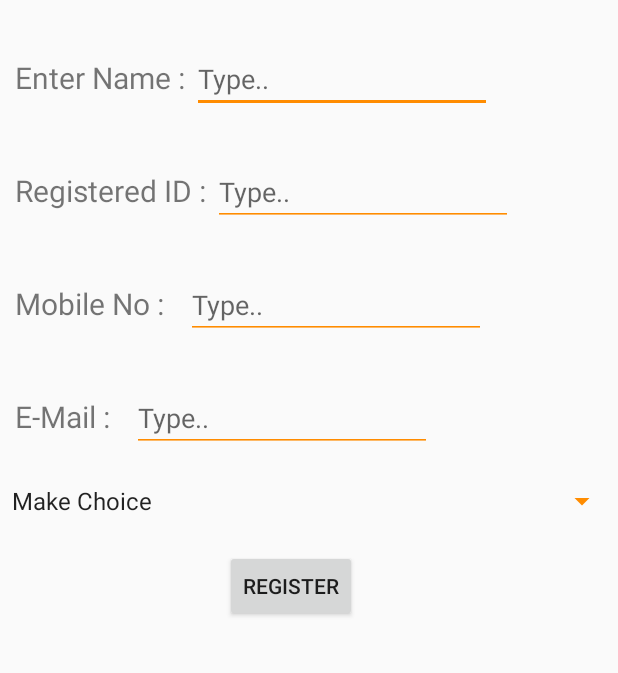
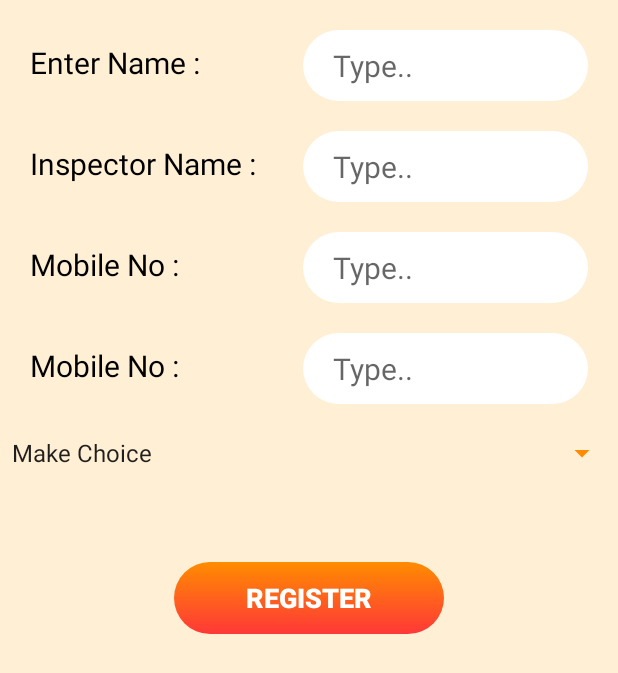
Before and after one commit to 1ezio/Hirmi_android_client, an Android app: the User_regis screen opened directly, with no data from a screen before it, on a phone screen of 412 x 824 dp. Shown: the top 673 px of the screen. Run offline under Robolectric (Android 15) with nearby library versions, the phone set to English and light mode, and no system bars; our stand-ins replace Firebase (no records; nobody signed in at launch, a user with empty details on screens opened directly).

Commit message:
UI Design

```diff
--- /dev/null
+++ b/app/src/main/res/drawable/button_design.xml
@@ -0,0 +1,13 @@
+<?xml version="1.0" encoding="utf-8"?>
+<shape xmlns:android="http://schemas.android.com/apk/res/android">
+    <solid android:color="@color/colorPrimaryDark"/>
+    <corners android:radius="30dp"/>
+    <gradient android:startColor="@color/colorPrimaryDark"
+            android:endColor="#C6FF030B"
+        android:angle="-45"/>
+    <padding
+        android:bottom="10dp"
+        android:left="10dp"
+        android:right="10dp"
+        android:top="10dp" />
+</shape>
--- a/app/src/main/res/layout/activity_user_regis.xml
+++ b/app/src/main/res/layout/activity_user_regis.xml
@@ -1,131 +1,127 @@
 <?xml version="1.0" encoding="utf-8"?>
 <LinearLayout xmlns:android="http://schemas.android.com/apk/res/android"
-    xmlns:app="http://schemas.android.com/apk/res-auto"
     xmlns:tools="http://schemas.android.com/tools"
     android:layout_width="match_parent"
+    android:layout_height="match_parent"
+    android:background="@drawable/gradient"
     android:orientation="vertical"
-    android:layout_height="match_parent"
     tools:context=".User_regis">
-<LinearLayout
+
+    <RelativeLayout
         android:layout_width="match_parent"
-    android:layout_marginTop="20dp"
-    android:layout_height="wrap_content">
+        android:layout_height="wrap_content"
+        android:layout_marginTop="20dp">
 
         <TextView
 
             android:layout_width="wrap_content"
             android:layout_height="wrap_content"
+            android:layout_marginLeft="20dp"
+            android:layout_marginTop="8dp"
             android:text="Enter Name : "
-        android:textSize="20dp"
-        android:layout_marginLeft="10dp"
-        android:layout_marginTop="10dp"/>
+            android:textColor="#000"
+            android:textSize="20sp" />
 
         <EditText
             android:id="@+id/name_id"
-        android:layout_width="200dp"
+            android:layout_width="190dp"
             android:layout_height="wrap_content"
+            android:layout_alignParentRight="true"
+            android:layout_marginRight="20sp"
+            android:background="@drawable/round_corner"
             android:hint="Type.."
-        android:layout_marginTop="10dp"/>
-
-
-
-</LinearLayout>
-    <LinearLayout
-        android:layout_width="match_parent"
-        android:layout_marginTop="20dp"
-        android:layout_height="wrap_content">
+            android:paddingHorizontal="20dp"
+            android:textSize="20sp" />
 
         <TextView
             android:layout_width="wrap_content"
             android:layout_height="wrap_content"
-            android:text="Registered ID : "
-            android:textSize="20dp"
-            android:layout_marginLeft="10dp"
-            android:layout_marginTop="10dp"/>
+            android:layout_below="@+id/name_id"
+            android:layout_marginLeft="20dp"
+            android:layout_marginTop="28dp"
+            android:text="Inspector Name : "
+            android:textColor="#000"
+            android:textSize="20sp" />
 
         <EditText
             android:id="@+id/reg_id"
-            android:layout_width="200dp"
+            android:layout_width="190dp"
             android:layout_height="wrap_content"
+            android:layout_below="@id/name_id"
+            android:layout_alignParentRight="true"
+            android:layout_marginTop="20dp"
+            android:layout_marginRight="20dp"
+            android:background="@drawable/round_corner"
             android:hint="Type.."
-            android:layout_marginTop="10dp"/>
-
-
-
-    </LinearLayout>
-    <LinearLayout
-        android:layout_width="match_parent"
-        android:layout_marginTop="20dp"
-        android:layout_height="wrap_content">
+            android:paddingHorizontal="20dp"
+            android:textSize="20sp" />
 
         <TextView
             android:layout_width="wrap_content"
             android:layout_height="wrap_content"
+            android:layout_below="@+id/reg_id"
+            android:layout_marginLeft="20dp"
+            android:layout_marginTop="28dp"
             android:text="Mobile No : "
-            android:textSize="20dp"
-
-            android:layout_marginLeft="10dp"
-            android:layout_marginTop="10dp"/>
+            android:textColor="#000"
+            android:textSize="20sp" />
 
         <EditText
             android:id="@+id/mob_id"
-            android:layout_width="200dp"
+            android:layout_width="190dp"
             android:layout_height="wrap_content"
+            android:layout_below="@id/reg_id"
+            android:layout_alignParentRight="true"
+            android:layout_marginTop="20dp"
+            android:layout_marginRight="20dp"
+            android:background="@drawable/round_corner"
             android:hint="Type.."
-            android:layout_marginLeft="10dp"
-            android:inputType="number"
-            android:maxLength="10"
-            android:layout_marginTop="10dp"/>
-
-
-
-    </LinearLayout>
-    <LinearLayout
-        android:layout_width="match_parent"
-        android:layout_marginTop="20dp"
-        android:layout_height="wrap_content">
+            android:paddingHorizontal="20dp"
+            android:textSize="20sp" />
 
         <TextView
             android:layout_width="wrap_content"
             android:layout_height="wrap_content"
-            android:text="E-Mail : "
-            android:textSize="20dp"
-
-            android:layout_marginLeft="10dp"
-            android:layout_marginTop="10dp"/>
+            android:layout_below="@+id/mob_id"
+            android:layout_marginLeft="20dp"
+            android:layout_marginTop="28dp"
+            android:text="Mobile No : "
+            android:textColor="#000"
+            android:textSize="20sp" />
 
         <EditText
             android:id="@+id/e_id"
-            android:layout_width="200dp"
+            android:layout_width="190dp"
             android:layout_height="wrap_content"
+            android:layout_below="@id/mob_id"
+            android:layout_alignParentRight="true"
+            android:layout_marginTop="20dp"
+            android:layout_marginRight="20dp"
+            android:background="@drawable/round_corner"
             android:hint="Type.."
-            android:layout_marginLeft="10dp"
-
-            android:layout_marginTop="10dp"/>
-
-
-
-    </LinearLayout>
-<LinearLayout
-    android:layout_width="match_parent"
-    android:layout_height="wrap_content">
+            android:paddingHorizontal="20dp"
+            android:textSize="20sp" />
 
         <Spinner
             android:id="@+id/spinner"
             android:layout_width="match_parent"
-        android:layout_height="65dp" />
-</LinearLayout>
+            android:layout_height="65dp"
+            android:layout_below="@+id/e_id" />
 
-    <LinearLayout
-        android:layout_width="match_parent"
-        android:layout_height="wrap_content">
         <Button
             android:id="@+id/r_id"
-            android:layout_width="wrap_content"
+            android:layout_width="180dp"
             android:layout_height="wrap_content"
-            android:layout_marginLeft="150dp"
-            android:text="register"/>
-    </LinearLayout>
+            android:layout_below="@id/spinner"
+            android:layout_centerHorizontal="true"
+            android:layout_marginLeft="160dp"
+            android:layout_marginTop="40dp"
+            android:textColor="#fff"
+            android:textStyle="bold"
+            android:textSize="18sp"
+            android:background="@drawable/button_design"
+            android:text="Register" />
 
+    </RelativeLayout>
 
 </LinearLayout>
--- a/app/src/main/res/layout/inspector_drawings.xml
+++ b/app/src/main/res/layout/inspector_drawings.xml
@@ -9,6 +9,7 @@
         android:layout_width="wrap_content"
         android:id="@+id/drawing_id"
         android:text="SOMETHING"
+        android:textColor="#000"
         android:layout_marginLeft="10dp"
         android:layout_height="wrap_content"/>
 
@@ -16,7 +17,6 @@
         android:id="@+id/ok_id"
         android:layout_marginLeft="150dp"
         android:layout_width="wrap_content"
-
         android:layout_height="wrap_content"
         android:background="@drawable/add"/>
 
```
Also changed, not shown: app/src/main/res/layout/activity_main.xml (+94 -112 lines), app/src/main/res/layout/custodian_dialog_box.xml (+53 -85 lines), app/src/main/res/layout/fragment2_inspector_layout.xml (+1 -7 lines), app/src/main/res/layout/inspector_dialog.xml (+27 -32 lines), app/src/main/res/layout/login.xml (+9 -8 lines). Lines whose indentation alone changed are shown as unchanged.
